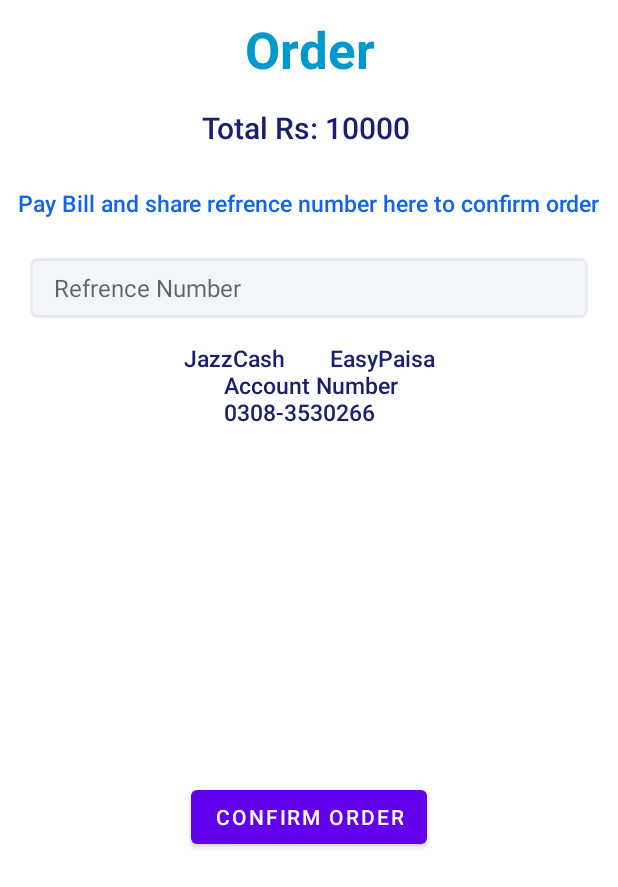
After one commit to Zia-Ur-Rehman1/Ubees, an Android app: the Order screen opened directly, with no data from a screen before it, on a phone screen of 412 x 824 dp. The commit adds this screen. Shown: the top 887 px of the screen. Run offline under Robolectric (Android 15) with nearby library versions, the phone set to English and light mode, and no system bars; our stand-ins replace Firebase (no records; nobody signed in at launch, a user with empty details on screens opened directly).

Commit message:
Added Order activity added keys of products Added delete product option Added Update product option in update have to add default img

```diff
--- /dev/null
+++ b/app/src/main/java/com/example/ubees/activities/Order.java
@@ -0,0 +1,32 @@
+package com.example.ubees.activities;
+
+import androidx.appcompat.app.AppCompatActivity;
+
+import android.os.Bundle;
+import android.widget.Toast;
+
+import com.example.ubees.R;
+import com.example.ubees.model.Cart;
+import com.example.ubees.model.Products;
+import com.google.android.gms.tasks.OnCompleteListener;
+import com.google.android.gms.tasks.Task;
+import com.google.firebase.auth.FirebaseAuth;
+import com.google.firebase.database.DataSnapshot;
+import com.google.firebase.database.DatabaseReference;
+import com.google.firebase.database.FirebaseDatabase;
+import com.google.gson.Gson;
+
+import java.util.ArrayList;
+
+public class Order extends AppCompatActivity {
+    ArrayList<Cart> list = new ArrayList<>();
+    String user_name = FirebaseAuth.getInstance().getCurrentUser().getUid();
+
+    @Override
+    protected void onCreate(Bundle savedInstanceState) {
+        super.onCreate(savedInstanceState);
+        setContentView(R.layout.activity_order);
+        DatabaseReference db=FirebaseDatabase.getInstance().getReference("order").child(user_name);
+
+    }
+}
--- a/app/src/main/java/com/example/ubees/model/Products.java
+++ b/app/src/main/java/com/example/ubees/model/Products.java
@@ -2,6 +2,7 @@ package com.example.ubees.model;
 
 public class Products {
 
+    String product_id;
     String name;
     String desc;
     String status;
--- /dev/null
+++ b/app/src/main/res/drawable/ic_baseline_backup_24.xml
@@ -0,0 +1,5 @@
+<vector android:height="24dp" android:tint="#0556F8"
+    android:viewportHeight="24" android:viewportWidth="24"
+    android:width="24dp" xmlns:android="http://schemas.android.com/apk/res/android">
+    <path android:fillColor="@android:color/white" android:pathData="M19.35,10.04C18.67,6.59 15.64,4 12,4 9.11,4 6.6,5.64 5.35,8.04 2.34,8.36 0,10.91 0,14c0,3.31 2.69,6 6,6h13c2.76,0 5,-2.24 5,-5 0,-2.64 -2.05,-4.78 -4.65,-4.96zM14,13v4h-4v-4H7l5,-5 5,5h-3z"/>
+</vector>
--- /dev/null
+++ b/app/src/main/res/drawable/ic_baseline_delete_24.xml
@@ -0,0 +1,5 @@
+<vector android:height="24dp" android:tint="#F80505"
+    android:viewportHeight="24" android:viewportWidth="24"
+    android:width="24dp" xmlns:android="http://schemas.android.com/apk/res/android">
+    <path android:fillColor="@android:color/white" android:pathData="M6,19c0,1.1 0.9,2 2,2h8c1.1,0 2,-0.9 2,-2V7H6v12zM19,4h-3.5l-1,-1h-5l-1,1H5v2h14V4z"/>
+</vector>
--- a/app/src/main/res/layout/activity_main.xml
+++ b/app/src/main/res/layout/activity_addproduct.xml
@@ -5,7 +5,7 @@
     xmlns:tools="http://schemas.android.com/tools"
     android:layout_width="match_parent"
     android:layout_height="match_parent"
-    tools:context=".activities.MainActivity">
+    tools:context=".activities.Add_Product">
 
     <LinearLayout
         android:layout_marginVertical="20dp"
--- /dev/null
+++ b/app/src/main/res/layout/activity_order.xml
@@ -0,0 +1,91 @@
+<?xml version="1.0" encoding="utf-8"?>
+<androidx.constraintlayout.widget.ConstraintLayout xmlns:android="http://schemas.android.com/apk/res/android"
+    xmlns:app="http://schemas.android.com/apk/res-auto"
+    xmlns:tools="http://schemas.android.com/tools"
+    android:layout_width="match_parent"
+    android:layout_height="match_parent"
+    tools:context=".activities.Order">
+
+    <TextView
+
+        android:id="@+id/textView"
+        android:layout_width="wrap_content"
+        android:layout_height="wrap_content"
+        android:layout_marginTop="16dp"
+        android:textColor="@android:color/holo_blue_dark"
+        android:textStyle="bold"
+        android:gravity="center"
+        android:layout_margin="10dp"
+
+        android:text="Order"
+        android:textAppearance="@style/TextAppearance.AppCompat.Display1"
+        app:layout_constraintEnd_toEndOf="parent"
+        app:layout_constraintStart_toStartOf="parent"
+        app:layout_constraintTop_toTopOf="parent" />
+
+    <TextView
+        android:id="@+id/final_price"
+        android:layout_width="wrap_content"
+        android:layout_height="wrap_content"
+        android:layout_marginTop="16dp"
+        android:text="Total Rs: 10000 "
+        android:textColor="@color/colorPrimary"
+        android:textAppearance="@style/TextAppearance.AppCompat.Body2"
+        android:textSize="20sp"
+        app:layout_constraintEnd_toEndOf="parent"
+        app:layout_constraintStart_toStartOf="parent"
+        app:layout_constraintTop_toBottomOf="@+id/textView" />
+
+    <TextView
+        android:id="@+id/payment"
+        android:layout_width="wrap_content"
+        android:layout_height="wrap_content"
+        android:layout_marginTop="16dp"
+        android:padding="10dp"
+        android:text="Pay Bill and share refrence number here to confirm order"
+        android:textColor="@color/colorPrimaryDark"
+        android:textSize="15sp"
+        android:textAppearance="@style/TextAppearance.AppCompat.Body2"
+        app:layout_constraintEnd_toEndOf="parent"
+        app:layout_constraintStart_toStartOf="parent"
+        app:layout_constraintTop_toBottomOf="@+id/final_price" />
+
+    <EditText
+        android:id="@+id/refrence"
+        android:layout_width="match_parent"
+        android:layout_height="wrap_content"
+        android:background="@drawable/edit_text_background"
+        android:ems="10"
+        android:layout_marginHorizontal="20dp"
+        app:layout_constraintEnd_toEndOf="parent"
+        app:layout_constraintStart_toStartOf="parent"
+        app:layout_constraintTop_toBottomOf="@+id/payment"
+        android:hint="Refrence Number"
+        android:textSize="16sp"
+        android:layout_marginTop="16dp"
+        android:inputType="number" />
+    <TextView
+        android:id="@+id/account"
+        android:layout_width="wrap_content"
+        android:layout_height="wrap_content"
+        android:layout_marginTop="16dp"
+        android:textColor="@color/colorPrimary"
+        android:text="JazzCash\t\t\ EasyPaisa\n\t\t\Account Number\n\t\t\0308-3530266"
+        android:textSize="15sp"
+        android:textAppearance="@style/TextAppearance.AppCompat.Body2"
+        app:layout_constraintEnd_toEndOf="parent"
+        app:layout_constraintStart_toStartOf="parent"
+        app:layout_constraintTop_toBottomOf="@+id/refrence" />
+
+    <Button
+        android:id="@+id/checkout"
+        android:layout_width="wrap_content"
+        android:layout_height="wrap_content"
+        app:layout_constraintStart_toStartOf="parent"
+        app:layout_constraintEnd_toEndOf="parent"
+        app:layout_constraintBottom_toBottomOf="parent"
+        app:layout_constraintTop_toBottomOf="@+id/account"
+        android:layout_marginBottom="20dp"
+        android:text="Confirm Order"
+        />
+</androidx.constraintlayout.widget.ConstraintLayout>
```
Also changed, not shown: app/src/main/AndroidManifest.xml (+5 -6 lines), app/src/main/java/com/example/ubees/activities/Add_Product.java (renamed from app/src/main/java/com/example/ubees/activities/MainActivity.java, +48 -23 lines), app/src/main/java/com/example/ubees/activities/AddtoCart.java (+16 -10 lines), app/src/main/java/com/example/ubees/activities/Cart_Activity.java (+54 -6 lines), app/src/main/java/com/example/ubees/activities/UserActivity.java (+12 -14 lines), app/src/main/java/com/example/ubees/adapter/CartAdapter.java (added, +58 -0 lines), app/src/main/java/com/example/ubees/adapter/ProductAdapter.java (+30 -21 lines), app/src/main/java/com/example/ubees/model/Cart.java (+9 -1 lines), app/src/main/java/com/example/ubees/model/Place_Order.java (added, +30 -0 lines), app/src/main/res/layout/activity_addto_cart.xml (+25 -13 lines), app/src/main/res/layout/activity_cart.xml (+85 -22 lines), app/src/main/res/layout/cart_item.xml (added, +64 -0 lines), app/src/main/res/layout/item.xml (+23 -19 lines).
